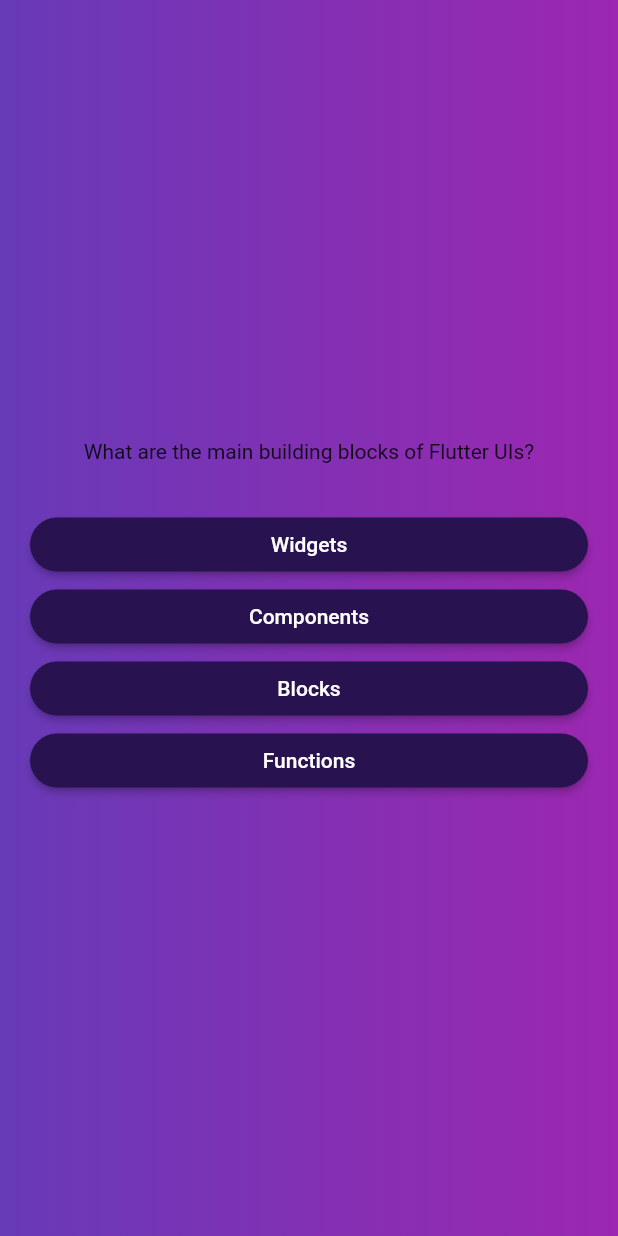
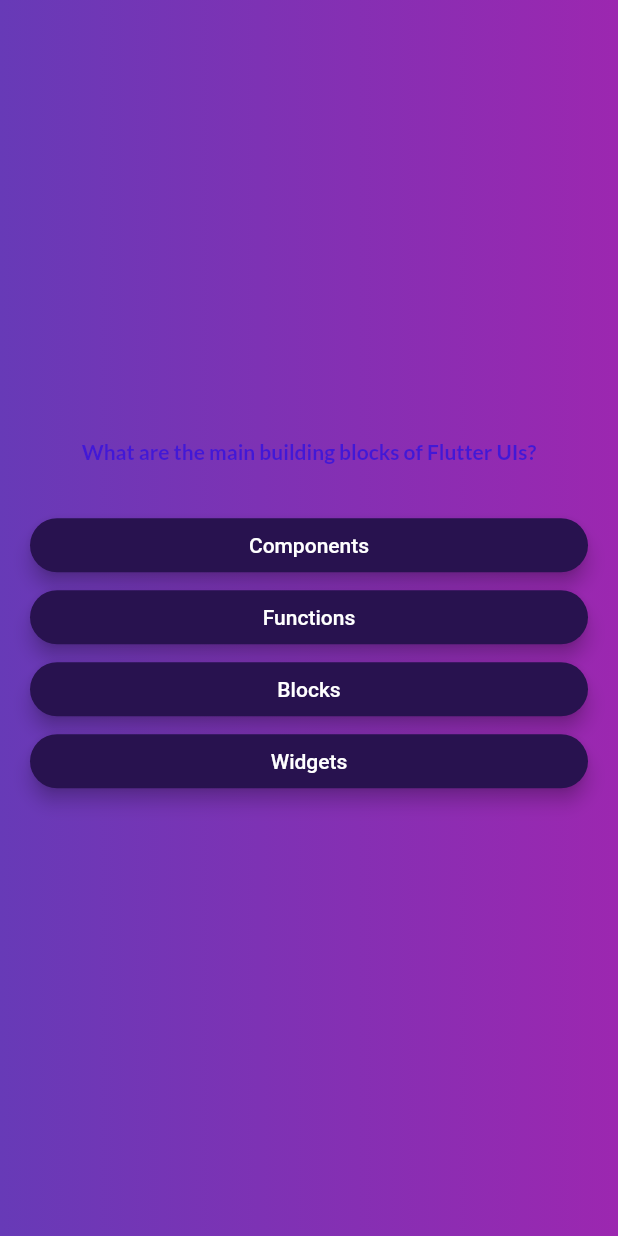
Before and after one commit to mrinaljain/flutter_quiz, a Flutter app: the screen it shows after launch, after a tap on "Start Quiz", on a phone screen of 412 x 824 dp. Run offline on Flutter 3.47's test engine with Material 2 defaults, Android fonts, the phone set to English and light mode, and no system bars; our stand-ins replace google_fonts.

Commit message:
qiuiz app done

```diff
--- a/lib/models/quiz_question.dart
+++ b/lib/models/quiz_question.dart
@@ -2,8 +2,17 @@ class QuizQuestion {
   final String text;
   final List<String> answers;
 
- const  QuizQuestion(
+  const QuizQuestion(
     this.text,
     this.answers,
   );
+
+
+  /// belo method is the example for using shuffle method on lists
+  ///  shuffle method changes the actual list , thats whay we are first making a copy of answer and then applying shuffle method to it.
+  List<String> get shuffeledAnswers {
+    final shuffeledAnswers = List.of(answers);
+    shuffeledAnswers.shuffle();
+    return shuffeledAnswers;
+  }
 }
--- a/lib/questions_screen.dart
+++ b/lib/questions_screen.dart
@@ -2,20 +2,36 @@ import 'package:flutter/material.dart';
 // import 'package:flutter_quiz/models/quiz_question.dart';
 import 'package:flutter_quiz/widgets/answer_button.dart';
 import 'package:flutter_quiz/data/questions.dart';
+import 'package:google_fonts/google_fonts.dart';
 
 class QuestionsScreen extends StatefulWidget {
-  const QuestionsScreen({super.key});
+  const QuestionsScreen({
+    super.key,
+    required this.onSelectAnswer,
+  });
+  final void Function(String answer) onSelectAnswer;
 
   @override
   State<QuestionsScreen> createState() => _QuestionsScreenState();
 }
 
 class _QuestionsScreenState extends State<QuestionsScreen> {
-  // List<QuizQuestion>? _questions;
+  var currentQuestionIndex = 0;
+
+  void answerQuestion(String selectedAnswer) {
+      widget.onSelectAnswer(selectedAnswer);
+
+    if (currentQuestionIndex < questions.length) {
+      setState(() {
+        currentQuestionIndex++;
+        // currentQuestionIndex += 1;
+      });
+    }
+  }
 
   @override
   Widget build(BuildContext context) {
-    var currentQuestion = questions[0];
+    var currentQuestion = questions[currentQuestionIndex];
     return Center(
       child: Padding(
         padding: const EdgeInsets.all(20.0),
@@ -23,13 +39,27 @@ class _QuestionsScreenState extends State<QuestionsScreen> {
           mainAxisAlignment: MainAxisAlignment.center,
           crossAxisAlignment: CrossAxisAlignment.stretch,
           children: [
-            Text(currentQuestion.text,textAlign: TextAlign.center,),
+            Text(
+              currentQuestion.text,
+              textAlign: TextAlign.center,
+              style: GoogleFonts.lato(
+                  color: const Color.fromARGB(255, 66, 24, 214),
+                  fontWeight: FontWeight.bold),
+            ),
             const SizedBox(height: 30),
+
             /// Spread Operator
-            ...currentQuestion.answers.map((answer) => Answer(
-              answerText: answer,
-              onTap: () {},
-            )),
+            /// Spread operator merges  iterable list in the parent list
+            /// Here we are converting the list into widget
+            /// MAP will return new list , it will not change the existing list
+            ...currentQuestion
+                .shuffeledAnswers
+                .map((answer) => AnswerButton(
+                      answerText: answer,
+                      onTap: () {
+                        answerQuestion(answer);
+                      },
+                    )),
           ],
         ),
       ),
--- a/lib/quiz.dart
+++ b/lib/quiz.dart
@@ -1,5 +1,7 @@
 import 'package:flutter/material.dart';
+import 'package:flutter_quiz/data/questions.dart';
 import 'package:flutter_quiz/questions_screen.dart';
+import 'package:flutter_quiz/result_screen.dart';
 import 'package:flutter_quiz/start_screen.dart';
 
 class Quiz extends StatefulWidget {
@@ -11,11 +13,31 @@ class Quiz extends StatefulWidget {
 
 class _QuizState extends State<Quiz> {
   Widget? _currentScreen;
+  List<String> _selectedAnswers = [];
+  void startQuiz() {
+    setState(() {
+      _currentScreen = QuestionsScreen(
+        onSelectAnswer: chooseAnswer,
+      );
+    });
+  }
 
-   void startQuiz() {
-    setState(() {
-      _currentScreen = const QuestionsScreen();
-    });
+  void chooseAnswer(String answer) {
+    _selectedAnswers.add(answer);
+
+    if (_selectedAnswers.length == questions.length) {
+      setState(() {
+        _currentScreen = ResultScreen(
+          chosenAnswers: _selectedAnswers,
+          restartQuiz: restartQuiz,
+        );
+      });
+    }
+  }
+
+  void restartQuiz() {
+    _selectedAnswers = [];
+    startQuiz();
   }
 
   @override
--- a/lib/widgets/answer_button.dart
+++ b/lib/widgets/answer_button.dart
@@ -1,7 +1,8 @@
 import 'package:flutter/material.dart';
 
-class Answer extends StatelessWidget {
-  const Answer({super.key, required this.answerText, required this.onTap});
+class AnswerButton extends StatelessWidget {
+  const AnswerButton(
+      {super.key, required this.answerText, required this.onTap});
 
   final String answerText;
   final void Function() onTap;
@@ -13,13 +14,17 @@ class Answer extends StatelessWidget {
       style: ElevatedButton.styleFrom(
         backgroundColor: const Color.fromARGB(255, 40, 18, 79),
         foregroundColor: Colors.white,
+        elevation: 5,
         shape: RoundedRectangleBorder(borderRadius: BorderRadius.circular(40)),
         padding: const EdgeInsets.symmetric(
           horizontal: 40,
           vertical: 10,
         ),
       ),
-      child:  Text(answerText),
+      child: Text(
+        answerText,
+        textAlign: TextAlign.center,
+      ),
     );
   }
 }
--- a/pubspec.yaml
+++ b/pubspec.yaml
@@ -35,6 +35,7 @@ dependencies:
   # The following adds the Cupertino Icons font to your application.
   # Use with the CupertinoIcons class for iOS style icons.
   cupertino_icons: ^1.0.2
+  google_fonts: ^5.1.0
 
 dev_dependencies:
   flutter_test:
```
Also changed, not shown: lib/result_screen.dart (added, +64 -0 lines), lib/widgets/questions_summary.dart (added, +73 -0 lines), pubspec.lock, 7 other files.
